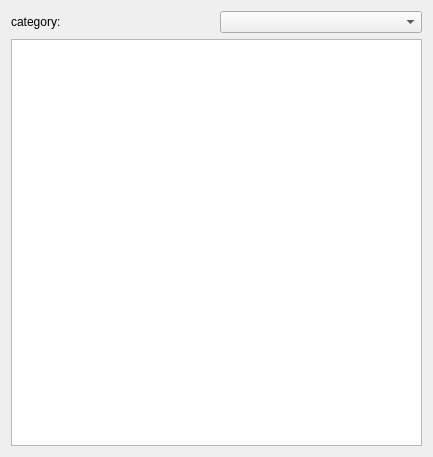
The window that src/NewUI/BankLoader.ui (saidinesh5/ZynAddSubFX) describes before a commit, drawn with Qt 5.
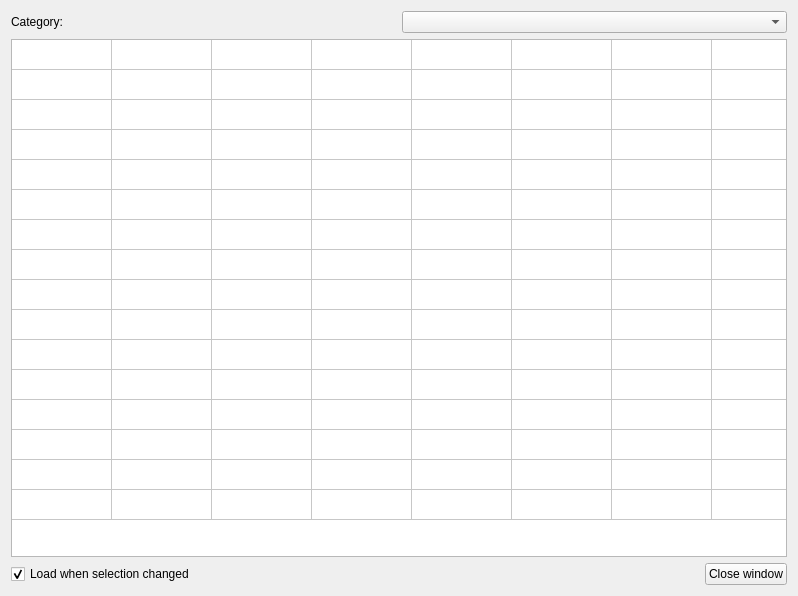
The same window after the commit. Custom widgets are drawn as their Qt base class.

Commit message: new bank loader look

The edit to the form file:
```diff
--- a/src/NewUI/BankLoader.ui
+++ b/src/NewUI/BankLoader.ui
@@ -6,8 +6,8 @@
    <rect>
     <x>0</x>
     <y>0</y>
-    <width>433</width>
-    <height>457</height>
+    <width>798</width>
+    <height>596</height>
    </rect>
   </property>
   <property name="windowTitle">
@@ -19,7 +19,7 @@
      <item>
       <widget class="QLabel" name="label">
        <property name="text">
-        <string>category:</string>
+        <string>Category:</string>
        </property>
       </widget>
      </item>
@@ -33,12 +33,192 @@
     </layout>
    </item>
    <item>
-    <widget class="QListWidget" name="instrumentList">
+    <widget class="QTableWidget" name="instrumentTable">
+     <property name="styleSheet">
+      <string notr="true">QTableView{ font-size: 10px }</string>
+     </property>
+     <property name="verticalScrollBarPolicy">
+      <enum>Qt::ScrollBarAlwaysOff</enum>
+     </property>
+     <property name="horizontalScrollBarPolicy">
+      <enum>Qt::ScrollBarAlwaysOff</enum>
+     </property>
+     <property name="dragEnabled">
+      <bool>true</bool>
+     </property>
+     <property name="dragDropMode">
+      <enum>QAbstractItemView::InternalMove</enum>
+     </property>
+     <property name="defaultDropAction">
+      <enum>Qt::MoveAction</enum>
+     </property>
+     <property name="selectionMode">
+      <enum>QAbstractItemView::SingleSelection</enum>
+     </property>
      <property name="controlId" stdset="0">
       <string>BankInstrument</string>
      </property>
+     <attribute name="horizontalHeaderVisible">
+      <bool>false</bool>
+     </attribute>
+     <attribute name="verticalHeaderVisible">
+      <bool>false</bool>
+     </attribute>
+     <attribute name="verticalHeaderVisible">
+      <bool>false</bool>
+     </attribute>
+     <attribute name="horizontalHeaderVisible">
+      <bool>false</bool>
+     </attribute>
+     <row>
+      <property name="text">
+       <string>1</string>
+      </property>
+     </row>
+     <row>
+      <property name="text">
+       <string>2</string>
+      </property>
+     </row>
+     <row>
+      <property name="text">
+       <string>3</string>
+      </property>
+     </row>
+     <row>
+      <property name="text">
+       <string>4</string>
+      </property>
+     </row>
+     <row>
+      <property name="text">
+       <string>5</string>
+      </property>
+     </row>
+     <row>
+      <property name="text">
+       <string>6</string>
+      </property>
+     </row>
+     <row>
+      <property name="text">
+       <string>7</string>
+      </property>
+     </row>
+     <row>
+      <property name="text">
+       <string>8</string>
+      </property>
+     </row>
+     <row>
+      <property name="text">
+       <string>9</string>
+      </property>
+     </row>
+     <row>
+      <property name="text">
+       <string>10</string>
+      </property>
+     </row>
+     <row>
+      <property name="text">
+       <string>11</string>
+      </property>
+     </row>
+     <row>
+      <property name="text">
+       <string>12</string>
+      </property>
+     </row>
+     <row>
+      <property name="text">
+       <string>13</string>
+      </property>
+     </row>
+     <row>
+      <property name="text">
+       <string>14</string>
+      </property>
+     </row>
+     <row>
+      <property name="text">
+       <string>15</string>
+      </property>
+     </row>
+     <row>
+      <property name="text">
+       <string>16</string>
+      </property>
+     </row>
+     <column>
+      <property name="text">
+       <string>1</string>
+      </property>
+     </column>
+     <column>
+      <property name="text">
+       <string>2</string>
+      </property>
+     </column>
+     <column>
+      <property name="text">
+       <string>3</string>
+      </property>
+     </column>
+     <column>
+      <property name="text">
+       <string>4</string>
+      </property>
+     </column>
+     <column>
+      <property name="text">
+       <string>5</string>
+      </property>
+     </column>
+     <column>
+      <property name="text">
+       <string>6</string>
+      </property>
+     </column>
+     <column>
+      <property name="text">
+       <string>7</string>
+      </property>
+     </column>
+     <column>
+      <property name="text">
+       <string>8</string>
+      </property>
+     </column>
     </widget>
    </item>
+   <item>
+    <layout class="QHBoxLayout" name="horizontalLayout_2">
+     <item>
+      <widget class="QCheckBox" name="loadOnSelectChange">
+       <property name="text">
+        <string>Load when selection changed</string>
+       </property>
+       <property name="checked">
+        <bool>true</bool>
+       </property>
+      </widget>
+     </item>
+     <item>
+      <widget class="QPushButton" name="pushButton">
+       <property name="sizePolicy">
+        <sizepolicy hsizetype="Maximum" vsizetype="Fixed">
+         <horstretch>0</horstretch>
+         <verstretch>0</verstretch>
+        </sizepolicy>
+       </property>
+       <property name="text">
+        <string>Close window</string>
+       </property>
+      </widget>
+     </item>
+    </layout>
+   </item>
   </layout>
  </widget>
  <customwidgets>
```
Left out of the diff: 19 changed lines with no effect on the pictures. The commit also changes 2 other files.
